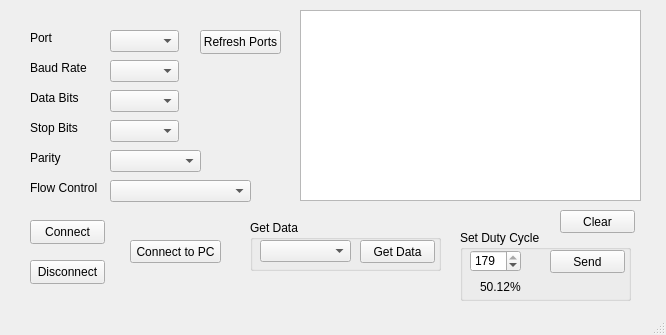
Before: the Qt Designer form mainwindow.ui in doub1eG/QtECHs, drawn with Qt 5.
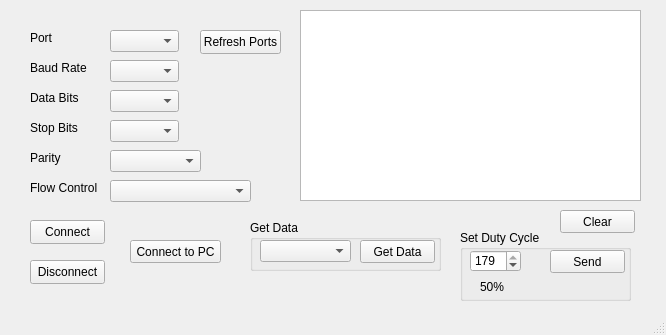
After: the same form once the commit is applied.

Diff of the .ui file:
```diff
--- a/mainwindow.ui
+++ b/mainwindow.ui
@@ -278,7 +278,7 @@
       </rect>
      </property>
      <property name="text">
-      <string>50.12%</string>
+      <string>50%</string>
      </property>
     </widget>
    </widget>
```
